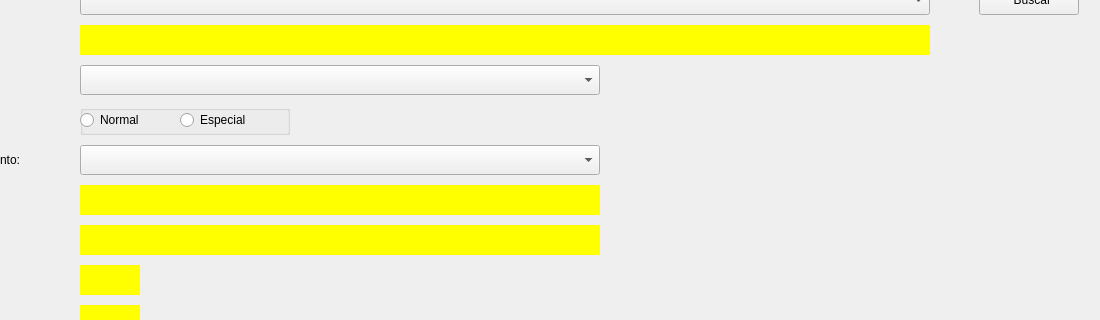
Above: telas/venda_ini.ui from htisistema/SISCOM before the change; both pictures show x 150 to 1250 and y 215 to 535 of the 1250 by 680 pixel window. Below: the same form after it.
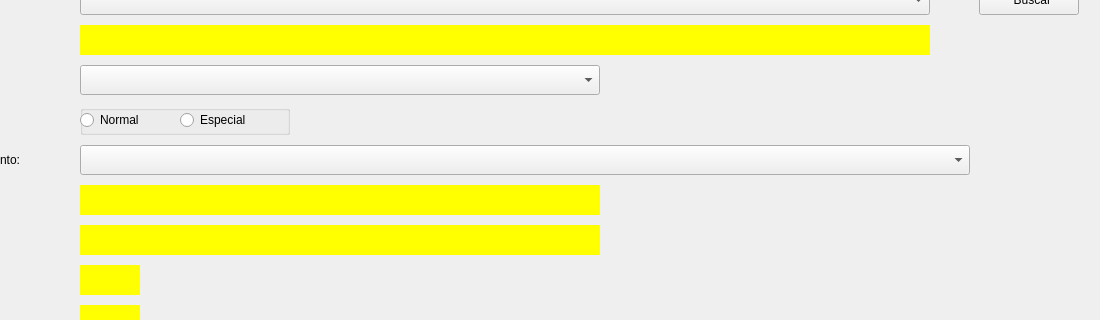
That is the form after the change. Icons and pictures are not drawn.

```diff
--- a/telas/venda_ini.ui
+++ b/telas/venda_ini.ui
@@ -287,7 +287,7 @@
      <rect>
       <x>230</x>
       <y>360</y>
-      <width>520</width>
+      <width>890</width>
       <height>30</height>
      </rect>
     </property>
```
